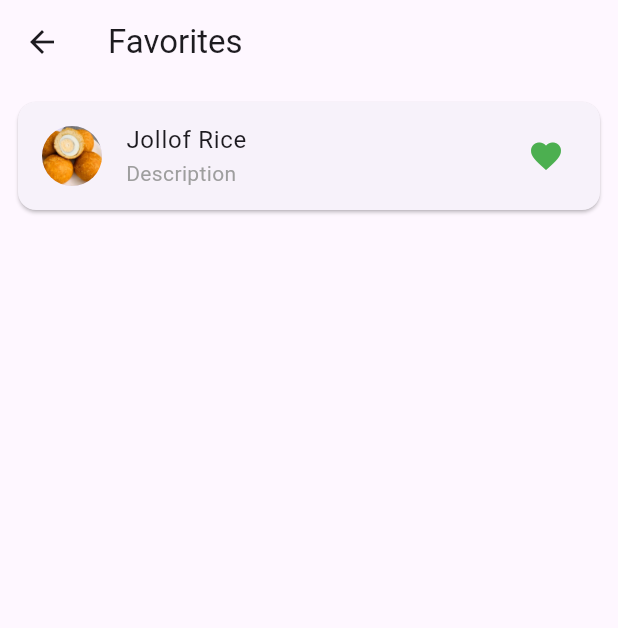
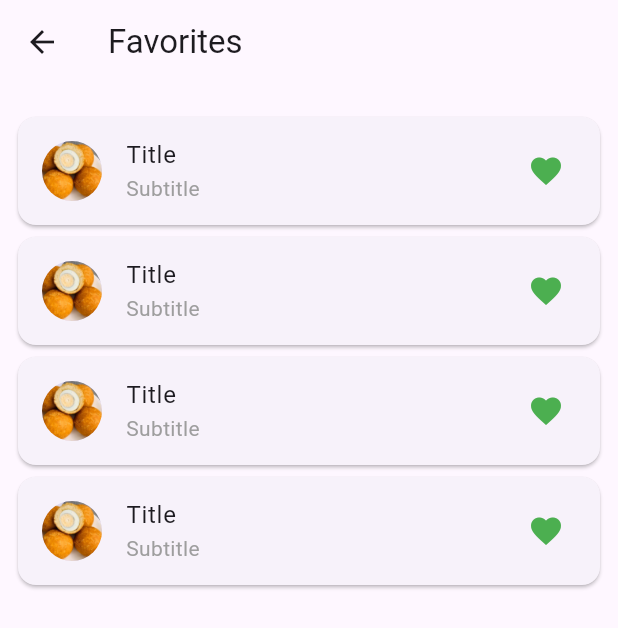
Before and after one commit to HorlahTech/meal-recipe, a Flutter app: the FavoritePage screen opened directly, on a phone screen of 412 x 824 dp. Shown: the top 628 px of the screen. Run offline on Flutter 3.47's test engine with Material 3 defaults, Android fonts, the phone set to English and light mode, and no system bars.

```diff
--- a/lib/favorite_page.dart
+++ b/lib/favorite_page.dart
@@ -1,5 +1,4 @@
 import 'package:flutter/material.dart';
-
 import 'details_screen.dart';
 
 class FavoritePage extends StatelessWidget {
@@ -11,10 +10,35 @@ class FavoritePage extends StatelessWidget {
       appBar: AppBar(title: const Text('Favorites')),
       body: ListView(
         padding: const EdgeInsets.all(8),
-        children: [
-          GestureDetector(
+        children: const [
+          SizedBox(height: 10),
+          ListFav(assetpath: "asset/Egg roll.jpeg", Title: "Title", Subtitle: "Subtitle"),
+          ListFav(assetpath: "asset/Egg roll.jpeg", Title: "Title", Subtitle: "Subtitle"),
+          ListFav(assetpath: "asset/Egg roll.jpeg", Title: "Title", Subtitle: "Subtitle"),
+          ListFav(assetpath: "asset/Egg roll.jpeg", Title: "Title", Subtitle: "Subtitle"),
+        ],
+      ),
+    );
+  }
+}
+
+class ListFav extends StatelessWidget {
+  final String assetpath;
+  final String Title;
+  final String Subtitle;
+
+  const ListFav({
+    Key? key,
+    required this.assetpath,
+    required this.Title,
+    required this.Subtitle,
+  }) : super(key: key);
+
+  @override
+  Widget build(BuildContext context) {
+    return GestureDetector(
       onTap: () {
-              Navigator.push(context, MaterialPageRoute(builder: (context) =>HomeScreen()));
+        Navigator.push(context, MaterialPageRoute(builder: (context) => const HomeScreen()));
       },
       child: Card(
         elevation: 1,
@@ -22,20 +46,17 @@ class FavoritePage extends StatelessWidget {
           borderRadius: BorderRadius.circular(12),
         ),
         child: ListTile(
-                leading: const CircleAvatar(
-                  backgroundImage: AssetImage('asset/Egg roll.jpeg'),
+          leading: CircleAvatar(
+            backgroundImage: AssetImage(assetpath),
           ),
-                title: const Text('Jollof Rice'),
-                subtitle: const Text(
-                  'Description',
-                  style: TextStyle(color: Colors.grey),
+          title: Text(Title),
+          subtitle: Text(
+            Subtitle,
+            style: const TextStyle(color: Colors.grey),
           ),
           trailing: const Icon(Icons.favorite, color: Colors.green),
         ),
       ),
-          ),
-        ],
-      ),
     );
   }
 }
```
Also changed, not shown: lib/profile_page.dart (+140 -1 lines). Lines whose indentation alone changed are shown as unchanged.
